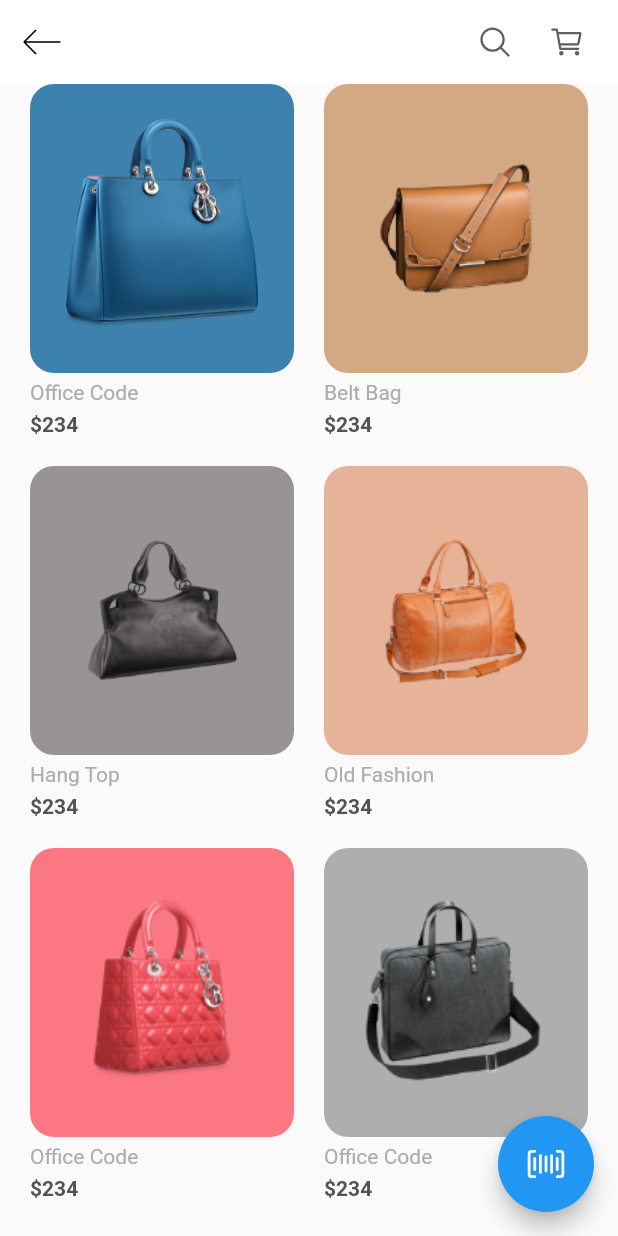
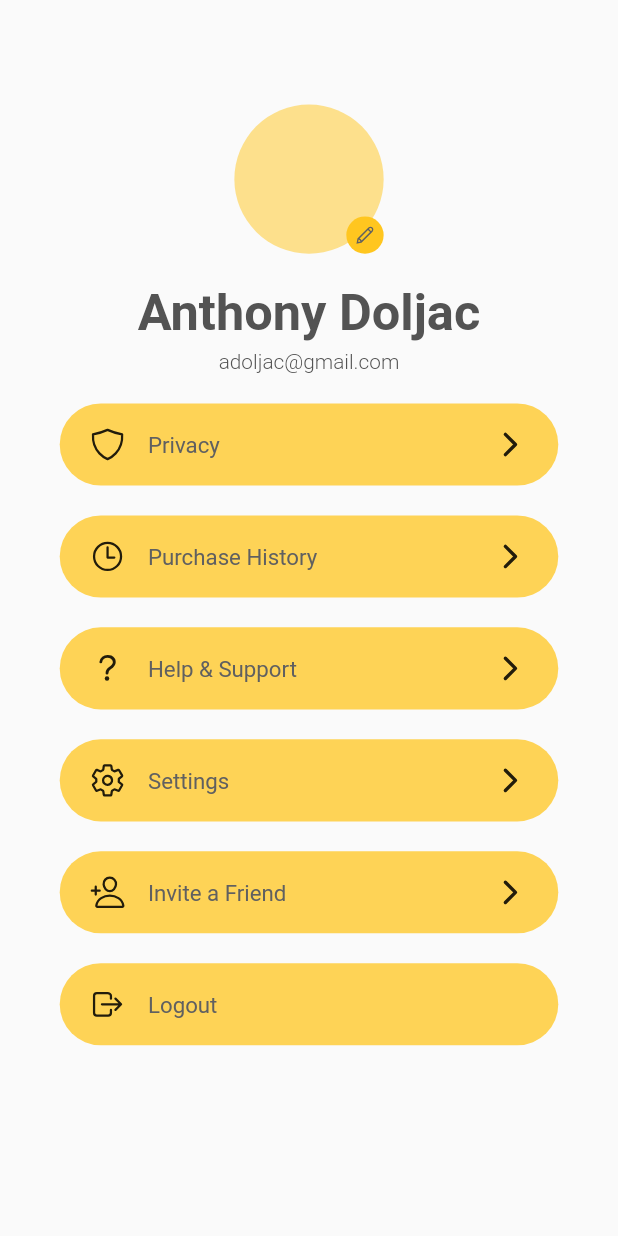
Before and after one commit to ArkaneMoose/pokt, a Flutter app: the screen it shows once a user with an empty profile is signed in, after a tap on "North Ave Dining Hall", on a phone screen of 412 x 824 dp. Run offline on Flutter 3.47's test engine with Material 2 defaults, Android fonts, the phone set to English and light mode, and no system bars; our stand-ins replace firebase_auth, firebase_core, flutter_screenutil, flutter_svg, google_sign_in, ionicons and 1 more; missing offline and left inert: barcode_scan; accounts and stored records are empty; statements that could not run were skipped.

Commit message:
init profile screen

```diff
--- a/lib/components/app_bar_food.dart
+++ b/lib/components/app_bar_food.dart
@@ -1,5 +1,4 @@
 import 'package:flutter/material.dart';
-import 'package:flutter_svg/flutter_svg.dart';
 import 'package:ionicons/ionicons.dart';
 import 'package:pokt/constants.dart';
 
@@ -17,7 +16,7 @@ AppBar foodAppBar(BuildContext context) {
         children: [
           TextSpan(
             text: "Pokt",
-            style: TextStyle(color: kKindaBlack),
+            style: TextStyle(color: kDarkPrimaryColor),
           ),
           TextSpan(
             text: "Food",
@@ -28,7 +27,7 @@ AppBar foodAppBar(BuildContext context) {
     ),
     actions: <Widget>[
       IconButton(
-        icon: Icon(Ionicons.cart_outline, color: kKindaBlack),
+        icon: Icon(Ionicons.cart_outline, color: kDarkPrimaryColor),
         onPressed: () {},
       ),
       SizedBox(width: kDefaultPaddin / 2)
--- a/lib/components/app_bar_grocery.dart
+++ b/lib/components/app_bar_grocery.dart
@@ -19,7 +19,7 @@ AppBar groceryAppBar(BuildContext context) {
         children: [
           TextSpan(
             text: "Pokt",
-            style: TextStyle(color: ksecondaryColor),
+            style: TextStyle(color: kDarkSecondaryColor),
           ),
           TextSpan(
             text: "Grocery",
--- a/lib/components/app_bar_retail.dart
+++ b/lib/components/app_bar_retail.dart
@@ -19,7 +19,7 @@ AppBar retailAppBar(BuildContext context) {
         children: [
           TextSpan(
             text: "Pokt",
-            style: TextStyle(color: ksecondaryColor),
+            style: TextStyle(color: kDarkSecondaryColor),
           ),
           TextSpan(
             text: "Grocery",
--- a/lib/components/bottom_nav_bar.dart
+++ b/lib/components/bottom_nav_bar.dart
@@ -1,5 +1,4 @@
 import 'package:flutter/material.dart';
-import 'package:flutter_svg/flutter_svg.dart';
 import 'package:ionicons/ionicons.dart';
 
 class BottomNavBar extends StatelessWidget {
--- a/lib/components/search_box.dart
+++ b/lib/components/search_box.dart
@@ -1,4 +1,3 @@
-import 'package:flutter/gestures.dart';
 import 'package:flutter/material.dart';
 import 'package:flutter_svg/flutter_svg.dart';
 import 'package:pokt/constants.dart';
@@ -18,7 +17,7 @@ class SearchBox extends StatelessWidget {
       decoration: BoxDecoration(
         borderRadius: BorderRadius.circular(50),
         border: Border.all(
-          color: ksecondaryColor.withOpacity(0.75),
+          color: kDarkSecondaryColor.withOpacity(0.75),
         ),
       ),
       child: TextField(
@@ -27,7 +26,7 @@ class SearchBox extends StatelessWidget {
           border: InputBorder.none,
           icon: SvgPicture.asset("assets/icons/dark_search.svg"),
           hintText: "Search Eateries",
-          hintStyle: TextStyle(color: ksecondaryColor),
+          hintStyle: TextStyle(color: kDarkSecondaryColor),
         ),
       ),
     );
--- a/lib/constants.dart
+++ b/lib/constants.dart
@@ -1,11 +1,30 @@
 import 'package:flutter/material.dart';
+import 'package:flutter_screenutil/flutter_screenutil.dart';
 
 const kPrimaryColorFood = Color(0xFFFFC61F);
 const kPrimaryColorRetail = Color(0xFF1FFFC6);
 const kPrimaryColorGrocery = Color(0xFF58FF1F);
-const kKindaBlack = Color(0xFF606060);
-const ksecondaryColor = Color(0xFFB5BFD0);
+const kDarkPrimaryColor = Color(0xFF606060);
+const kLightSecondaryColor = Color(0xFF404040);
+const kDarkSecondaryColor = Color(0xFFB5BFD0);
 const kTextColor = Color(0xFF535353);
 const kTextLightColor = Color(0xFFACACAC);
 
 const kDefaultPaddin = 20.0;
+const kSpacingUnit = 10;
+
+final kTitleTextStyle = TextStyle(
+  fontSize: ScreenUtil().setSp(kSpacingUnit.w * 3.4),
+  fontWeight: FontWeight.w600,
+);
+
+final kCaptionTextStyle = TextStyle(
+  fontSize: ScreenUtil().setSp(kSpacingUnit.w * 1.4),
+  fontWeight: FontWeight.w300,
+);
+
+final kButtonTextStyle = TextStyle(
+  fontSize: ScreenUtil().setSp(kSpacingUnit.w * 1.5),
+  fontWeight: FontWeight.w400,
+  color: kDarkPrimaryColor,
+);
--- a/lib/screens/home/components/body.dart
+++ b/lib/screens/home/components/body.dart
@@ -1,6 +1,5 @@
 import 'package:flutter/material.dart';
 import 'package:pokt/components/search_box.dart';
-import 'package:pokt/screens/home/components/category_list.dart';
 import 'package:pokt/screens/home/components/discount_card.dart';
 import 'package:pokt/screens/home/components/item_list.dart';
 import 'package:pokt/models/Store.dart';
--- a/lib/screens/home/components/item_list.dart
+++ b/lib/screens/home/components/item_list.dart
@@ -1,10 +1,9 @@
 import 'package:flutter/cupertino.dart';
 import 'package:flutter/material.dart';
-import 'package:flutter/cupertino.dart';
 import 'package:pokt/constants.dart';
 import 'package:pokt/models/Store.dart';
 import 'package:pokt/screens/home/components/item_card.dart';
-import 'package:pokt/screens/storefront/storefront_screen.dart';
+import 'package:pokt/screens/profile/profile_screen.dart';
 
 class ItemList extends StatelessWidget {
   final String category;
@@ -36,7 +35,7 @@ class ItemList extends StatelessWidget {
                                 context,
                                 CupertinoPageRoute(
                                   builder: (context) {
-                                    return StorefrontScreen();
+                                    return ProfileScreen();
                                   },
                                 ),
                               );
--- /dev/null
+++ b/lib/screens/profile/components/profile_list_item.dart
@@ -0,0 +1,54 @@
+import 'package:flutter/material.dart';
+import 'package:flutter_screenutil/flutter_screenutil.dart';
+import 'package:line_awesome_flutter/line_awesome_flutter.dart';
+import 'package:pokt/constants.dart';
+import 'package:ionicons/ionicons.dart';
+
+class ProfileListItem extends StatelessWidget {
+  final IconData icon;
+  final String text;
+  final bool hasNavigation;
+
+  const ProfileListItem({
+    Key key,
+    this.icon,
+    this.text,
+    this.hasNavigation = true,
+  }) : super(key: key);
+
+  @override
+  Widget build(BuildContext context) {
+    return Container(
+      height: kSpacingUnit.w * 5.5,
+      margin: EdgeInsets.symmetric(
+        horizontal: kSpacingUnit.w * 4,
+      ).copyWith(
+        bottom: kSpacingUnit.w * 2,
+      ),
+      padding: EdgeInsets.symmetric(
+        horizontal: kSpacingUnit.w * 2,
+      ),
+      decoration: BoxDecoration(
+        borderRadius: BorderRadius.circular(kSpacingUnit.w * 3),
+        color: kPrimaryColorFood.withOpacity(0.75),
+      ),
+      child: Row(
+        children: <Widget>[
+          Icon(
+            this.icon,
+          ),
+          SizedBox(width: kSpacingUnit.w * 1.5),
+          Text(
+            this.text,
+            style: kButtonTextStyle,
+          ),
+          Spacer(),
+          if (this.hasNavigation)
+            Icon(
+              Ionicons.chevron_forward_outline,
+            ),
+        ],
+      ),
+    );
+  }
+}
--- /dev/null
+++ b/lib/screens/profile/profile_screen.dart
@@ -0,0 +1,104 @@
+import 'package:flutter/material.dart';
+import 'package:flutter_screenutil/flutter_screenutil.dart';
+import 'package:ionicons/ionicons.dart';
+import 'package:line_awesome_flutter/line_awesome_flutter.dart';
+import 'package:pokt/constants.dart';
+import 'package:pokt/screens/profile/components/profile_list_item.dart';
+import 'package:ionicons/ionicons.dart';
+
+class ProfileScreen extends StatelessWidget {
+  @override
+  Widget build(BuildContext context) {
+    ScreenUtil.init(context, height: 896, width: 414, allowFontScaling: true);
+
+    var profileInfo = Column(
+      children: <Widget>[
+        Container(
+          height: kSpacingUnit.w * 10,
+          width: kSpacingUnit.w * 10,
+          margin: EdgeInsets.only(top: kSpacingUnit.w * 2),
+          child: Stack(
+            children: <Widget>[
+              CircleAvatar(
+                backgroundColor: kPrimaryColorFood.withOpacity(0.5),
+                radius: kSpacingUnit.w * 5,
+                // backgroundImage: AssetImage('assets/images/avatar.png'),
+              ),
+              Align(
+                alignment: Alignment.bottomRight,
+                child: Container(
+                  height: kSpacingUnit.w * 2.5,
+                  width: kSpacingUnit.w * 2.5,
+                  decoration: BoxDecoration(
+                    color: kPrimaryColorFood,
+                    shape: BoxShape.circle,
+                  ),
+                  child: Center(
+                    heightFactor: kSpacingUnit.w * 1.5,
+                    widthFactor: kSpacingUnit.w * 1.5,
+                    child: Icon(
+                      LineAwesomeIcons.pen,
+                      color: kDarkPrimaryColor,
+                      size: ScreenUtil().setSp(kSpacingUnit.w * 1.5),
+                    ),
+                  ),
+                ),
+              ),
+            ],
+          ),
+        ),
+        SizedBox(height: kSpacingUnit.w * 2),
+        Text(
+          'Anthony Doljac',
+          style: kTitleTextStyle,
+        ),
+        SizedBox(height: kSpacingUnit.w * 0.5),
+        Text(
+          'adoljac@gmail.com',
+          style: kCaptionTextStyle,
+        ),
+        SizedBox(height: kSpacingUnit.w * 2),
+      ],
+    );
+
+    return Scaffold(
+      body: Column(
+        children: <Widget>[
+          SizedBox(height: kSpacingUnit.w * 5),
+          profileInfo,
+          Expanded(
+            child: ListView(
+              children: <Widget>[
+                ProfileListItem(
+                  icon: Ionicons.shield_outline,
+                  text: 'Privacy',
+                ),
+                ProfileListItem(
+                  icon: Ionicons.time_outline,
+                  text: 'Purchase History',
+                ),
+                ProfileListItem(
+                  icon: Ionicons.help_outline,
+                  text: 'Help & Support',
+                ),
+                ProfileListItem(
+                  icon: Ionicons.settings_outline,
+                  text: 'Settings',
+                ),
+                ProfileListItem(
+                  icon: Ionicons.person_add_outline,
+                  text: 'Invite a Friend',
+                ),
+                ProfileListItem(
+                  icon: Ionicons.log_out_outline,
+                  text: 'Logout',
+                  hasNavigation: false,
+                ),
+              ],
+            ),
+          )
+        ],
+      ),
+    );
+  }
+}
--- a/lib/screens/storefront/storefront_screen.dart
+++ b/lib/screens/storefront/storefront_screen.dart
@@ -30,11 +30,11 @@ class StorefrontScreen extends AuthGatedStatelessWidget {
       ),
       actions: <Widget>[
         IconButton(
-          icon: Icon(Ionicons.search_outline, color: kKindaBlack),
+          icon: Icon(Ionicons.search_outline, color: kDarkPrimaryColor),
           onPressed: () {},
         ),
         IconButton(
-          icon: Icon(Ionicons.cart_outline, color: kKindaBlack),
+          icon: Icon(Ionicons.cart_outline, color: kDarkPrimaryColor),
           onPressed: () {},
         ),
         SizedBox(width: kDefaultPaddin / 2)
--- a/pubspec.yaml
+++ b/pubspec.yaml
@@ -36,6 +36,9 @@ dependencies:
   cupertino_icons: ^1.0.0
   ionicons: ^0.0.3
   flutter_svg: ^0.18.0
+  line_awesome_flutter: ^1.0.1
+  flutter_screenutil: ^1.0.2
+  animated_theme_switcher: ^1.0.5
 
 dev_dependencies:
   flutter_test:
```
Also changed, not shown: lib/screens/profile/components/body.dart (added), pubspec.lock, 10 other files.
